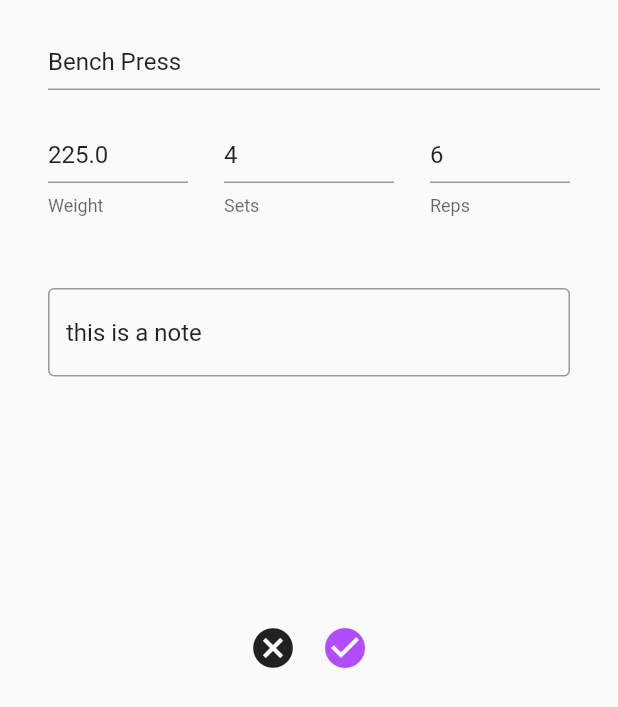
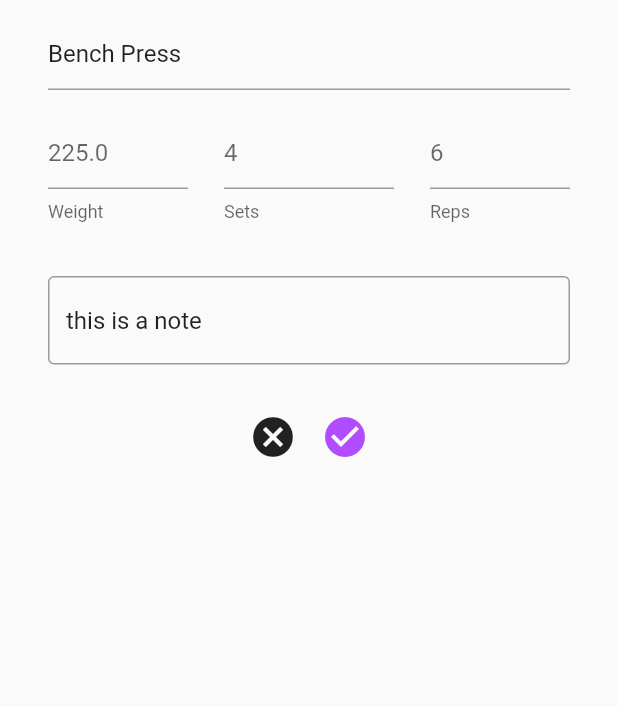
Before and after one commit to ZaneLittle/SwoleExperience, a Flutter app: the WorkoutCreateUpdateForm widget shown alone on an empty page, opened directly with sample values from the repository, on a phone screen of 412 x 824 dp. Shown: the top 707 px of the screen. Run offline on Flutter 3.47's test engine with Material 2 defaults, Android fonts, the phone set to English and light mode, and no system bars; our stand-ins replace datetime_picker_formfield, fl_chart, logger, sqflite; accounts and stored records are empty.

Commit message:
feat/fix: Minor optimizations and bug fixes
- fixed weight, sets and reps field inaccessible initially in
update workout modal
- fix click area on fields in update/create workout modal
- don't reload config page when updating/creating weight

```diff
--- a/swole_experience/lib/components/workouts/workout_card.dart
+++ b/swole_experience/lib/components/workouts/workout_card.dart
@@ -4,6 +4,8 @@ import 'package:swole_experience/components/workouts/workout_create_update_form.
 import 'package:swole_experience/constants/common_styles.dart';
 import 'package:swole_experience/model/workout.dart';
 import 'package:swole_experience/service/workout_service.dart';
+
+
 
 class WorkoutCard extends StatefulWidget {
   const WorkoutCard({
@@ -48,7 +50,7 @@ class _WorkoutCardState extends State<WorkoutCard> {
     if (direction == DismissDirection.startToEnd && widget.allowDelete) {
       // TODO: do we just set to day 0 instead of deleting?
       WorkoutService.svc.removeWorkout(widget.workout.id);
-      widget.rebuildCallback(w);
+      widget.rebuildCallback(w, delete: true);
     } else if (direction == DismissDirection.endToStart) {
       showModalBottomSheet(
           context: context,
@@ -64,7 +66,7 @@ class _WorkoutCardState extends State<WorkoutCard> {
           });
     } else {
       widget.rebuildCallback(w);
-      //TODO: Mark as done instead?
+      //TODO: Mark as done
     }
   }
 
--- a/swole_experience/lib/components/workouts/workout_create_update_form.dart
+++ b/swole_experience/lib/components/workouts/workout_create_update_form.dart
@@ -37,14 +37,13 @@ class _WorkoutCreateUpdateFormState extends State<WorkoutCreateUpdateForm> {
   final GlobalKey<_WorkoutCreateUpdateFormState> _nameFieldKey =
       GlobalKey<_WorkoutCreateUpdateFormState>();
   final Logger logger = Logger();
-
   final ScrollController _scrollController = ScrollController();
+  final TextEditingController _weightController = TextEditingController();
+  final TextEditingController _setsController = TextEditingController();
+  final TextEditingController _repsController = TextEditingController();
+  final TextEditingController _dayController = TextEditingController();
   TextEditingController _nameController = TextEditingController();
-  TextEditingController _weightController = TextEditingController();
-  TextEditingController _setsController = TextEditingController();
-  TextEditingController _repsController = TextEditingController();
   TextEditingController _notesController = TextEditingController();
-  final TextEditingController _dayController = TextEditingController();
 
   void createWorkout() {
     Workout workout = Workout(
@@ -123,87 +122,67 @@ class _WorkoutCreateUpdateFormState extends State<WorkoutCreateUpdateForm> {
     }
 
     return Expanded(
-        child: SizedBox(
             key: _nameFieldKey,
-            height: 84,
             child: Padding(
               padding: const EdgeInsets.only(
-                  top: 24, bottom: 24, left: 32, right: 12),
+                  top: 12, bottom: 18, left: 32, right: 32),
               child: TextFormField(
                   controller: _nameController,
                   validator: (String? value) => Validator.stringValidator(value,
                       defaultValue: widget.workout?.name),
                   decoration: const InputDecoration(hintText: 'Name')),
-            )));
+            ));
   }
 
   Widget buildWeightField() {
-    if (_weightController.value.text.isEmpty) {
-      _weightController =
-          TextEditingController(text: widget.workout?.weight.toString());
-    }
-
     return Expanded(
-        child: SizedBox(
-            height: 84,
             child: Padding(
               padding: const EdgeInsets.only(
-                  top: 24, bottom: 24, left: 32, right: 12),
+                  top: 0, bottom: 12, left: 32, right: 12),
               child: TextFormField(
                   controller: _weightController,
                   validator: (String? value) => Validator.doubleValidator(value,
                       defaultValue: widget.workout?.weight),
                   keyboardType:
                       const TextInputType.numberWithOptions(decimal: true),
-                  decoration: const InputDecoration(
-                      hintText: 'Weight', helperText: 'Weight')),
-            )));
+                  decoration: InputDecoration(
+                      hintText: widget.workout?.weight.toString() ?? 'Weight',
+                      helperText: 'Weight')),
+            ));
   }
 
   Widget buildSetsField() {
-    if (_setsController.value.text.isEmpty) {
-      _setsController =
-          TextEditingController(text: widget.workout?.sets.toString());
-    }
-
     return Expanded(
-        child: SizedBox(
-            height: 84,
             child: Padding(
               padding: const EdgeInsets.only(
-                  top: 24, bottom: 24, left: 12, right: 12),
+                  top: 0, bottom: 12, left: 12, right: 12),
               child: TextFormField(
                   controller: _setsController,
                   validator: (String? value) => Validator.intValidator(value,
                       defaultValue: widget.workout?.sets),
                   keyboardType:
                       const TextInputType.numberWithOptions(decimal: false),
-                  decoration: const InputDecoration(
-                      hintText: 'Sets', helperText: 'Sets')),
-            )));
+                  decoration: InputDecoration(
+                      hintText: widget.workout?.sets.toString() ?? 'Sets',
+                      helperText: 'Sets')),
+            ));
   }
 
   Widget buildRepsField() {
-    if (_repsController.value.text.isEmpty) {
-      _repsController =
-          TextEditingController(text: widget.workout?.reps.toString());
-    }
-
     return Expanded(
-        child: SizedBox(
-            height: 84,
             child: Padding(
               padding: const EdgeInsets.only(
-                  top: 24, bottom: 24, left: 12, right: 32),
+                  top: 0, bottom: 12, left: 12, right: 32),
               child: TextFormField(
                   controller: _repsController,
                   validator: (String? value) => Validator.intValidator(value,
                       defaultValue: widget.workout?.reps),
                   keyboardType:
                       const TextInputType.numberWithOptions(decimal: false),
-                  decoration: const InputDecoration(
-                      hintText: 'Reps', helperText: 'Reps')),
-            )));
+                  decoration: InputDecoration(
+                      hintText: widget.workout?.reps.toString() ?? 'Reps',
+                      helperText: 'Reps')),
+            ));
   }
 
   Widget buildNotesField() {
@@ -213,7 +192,7 @@ class _WorkoutCreateUpdateFormState extends State<WorkoutCreateUpdateForm> {
 
     return SizedBox(
         key: _notesFieldKey,
-        height: 240,
+        // height: 240,
         child: Padding(
           padding:
               const EdgeInsets.only(top: 24, bottom: 24, left: 32, right: 32),
```
Also changed, not shown: swole_experience/lib/components/workouts/workouts_configure.dart (+18 -6 lines).
